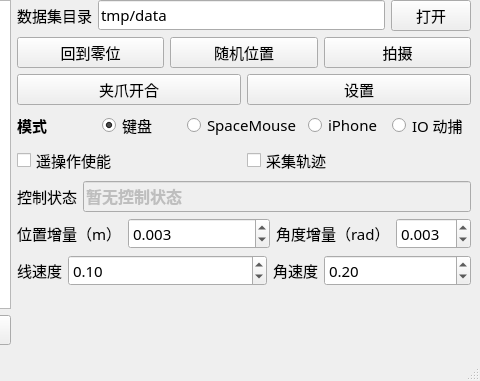
This is ui/form.ui in Wel2018/franka_teleop as Qt 5 draws it before an edit; both pictures show x 452 to 932 and y 388 to 769 of the 932 by 769 pixel window. The edited form follows.
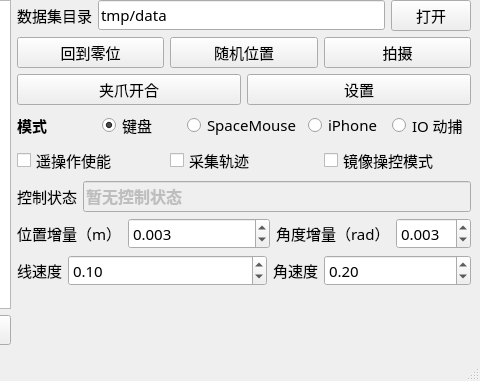
This is the edited form.

Commit message: 支持 SpaceMouse 的镜像操作

What changed in the file:
```diff
--- a/ui/form.ui
+++ b/ui/form.ui
@@ -269,6 +269,13 @@
               </property>
              </widget>
             </item>
+            <item>
+             <widget class="QCheckBox" name="is_mirror">
+              <property name="text">
+               <string>镜像操控模式</string>
+              </property>
+             </widget>
+            </item>
            </layout>
           </item>
           <item>
```
The commit also changes 2 other files.
